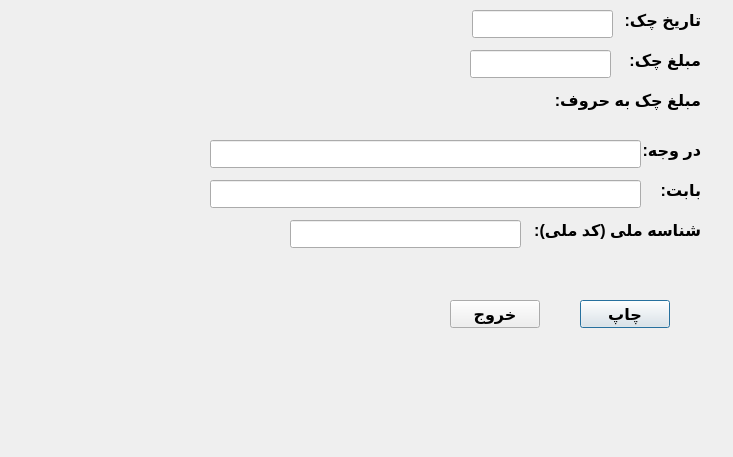
This is chequeprintdialog.ui in ahmadbabayi/QtBmipaya as Qt 5 draws it before an edit. The edited form follows.
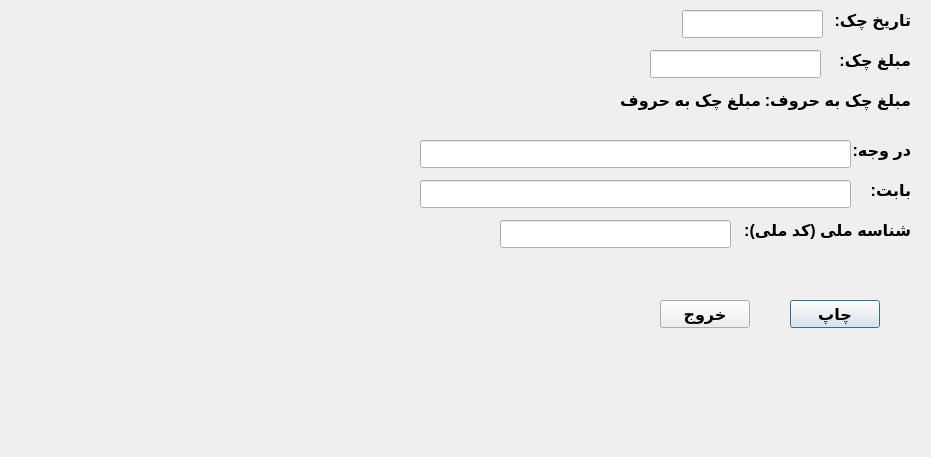
This is the edited form.

Commit message: Cheque print form completed and ready to code

Diff of the .ui file:
```diff
--- a/chequeprintdialog.ui
+++ b/chequeprintdialog.ui
@@ -6,7 +6,7 @@
    <rect>
     <x>0</x>
     <y>0</y>
-    <width>733</width>
+    <width>931</width>
     <height>457</height>
    </rect>
   </property>
@@ -24,7 +24,7 @@
   <widget class="QLabel" name="label">
    <property name="geometry">
     <rect>
-     <x>620</x>
+     <x>830</x>
      <y>10</y>
      <width>81</width>
      <height>20</height>
@@ -40,7 +40,7 @@
   <widget class="QLabel" name="label_2">
    <property name="geometry">
     <rect>
-     <x>620</x>
+     <x>830</x>
      <y>50</y>
      <width>81</width>
      <height>20</height>
@@ -56,7 +56,7 @@
   <widget class="QLabel" name="label_3">
    <property name="geometry">
     <rect>
-     <x>620</x>
+     <x>830</x>
      <y>140</y>
      <width>81</width>
      <height>20</height>
@@ -72,7 +72,7 @@
   <widget class="QLabel" name="label_4">
    <property name="geometry">
     <rect>
-     <x>520</x>
+     <x>730</x>
      <y>220</y>
      <width>181</width>
      <height>20</height>
@@ -88,7 +88,7 @@
   <widget class="QLabel" name="label_6">
    <property name="geometry">
     <rect>
-     <x>550</x>
+     <x>760</x>
      <y>90</y>
      <width>151</width>
      <height>20</height>
@@ -104,7 +104,7 @@
   <widget class="QLabel" name="label_5">
    <property name="geometry">
     <rect>
-     <x>650</x>
+     <x>860</x>
      <y>180</y>
      <width>51</width>
      <height>20</height>
@@ -120,7 +120,7 @@
   <widget class="QLineEdit" name="TarixEdit">
    <property name="geometry">
     <rect>
-     <x>472</x>
+     <x>682</x>
      <y>10</y>
      <width>141</width>
      <height>28</height>
@@ -130,9 +130,9 @@
   <widget class="QLineEdit" name="MablaghEdit">
    <property name="geometry">
     <rect>
-     <x>470</x>
+     <x>650</x>
      <y>50</y>
-     <width>141</width>
+     <width>171</width>
      <height>28</height>
     </rect>
    </property>
@@ -140,7 +140,7 @@
   <widget class="QLineEdit" name="DarvachEdit">
    <property name="geometry">
     <rect>
-     <x>210</x>
+     <x>420</x>
      <y>140</y>
      <width>431</width>
      <height>28</height>
@@ -150,7 +150,7 @@
   <widget class="QLineEdit" name="BabetEdit_4">
    <property name="geometry">
     <rect>
-     <x>210</x>
+     <x>420</x>
      <y>180</y>
      <width>431</width>
      <height>28</height>
@@ -160,7 +160,7 @@
   <widget class="QLineEdit" name="KodemelliEdit">
    <property name="geometry">
     <rect>
-     <x>290</x>
+     <x>500</x>
      <y>220</y>
      <width>231</width>
      <height>28</height>
@@ -170,7 +170,7 @@
   <widget class="QPushButton" name="PrintButton">
    <property name="geometry">
     <rect>
-     <x>580</x>
+     <x>790</x>
      <y>300</y>
      <width>90</width>
      <height>28</height>
@@ -183,7 +183,7 @@
   <widget class="QPushButton" name="ExitButton">
    <property name="geometry">
     <rect>
-     <x>450</x>
+     <x>660</x>
      <y>300</y>
      <width>90</width>
      <height>28</height>
@@ -193,6 +193,22 @@
     <string>خروج</string>
    </property>
   </widget>
+  <widget class="QLabel" name="hlabel">
+   <property name="geometry">
+    <rect>
+     <x>10</x>
+     <y>90</y>
+     <width>751</width>
+     <height>20</height>
+    </rect>
+   </property>
+   <property name="layoutDirection">
+    <enum>Qt::RightToLeft</enum>
+   </property>
+   <property name="text">
+    <string>مبلغ چک به حروف</string>
+   </property>
+  </widget>
  </widget>
  <resources/>
  <connections/>
```
Left out of the diff: 8 changed lines with no effect on the pictures. The commit also changes 4 other files.
